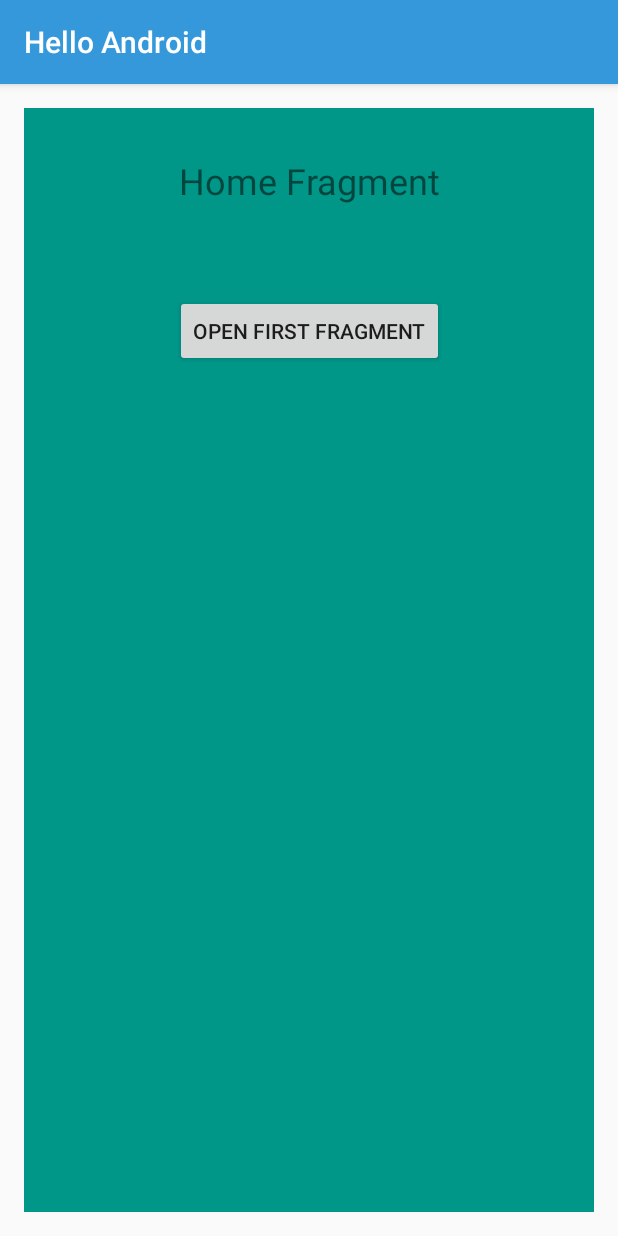
After one commit to rizqyfahmi/HelloAndroid, an Android app: the HomeFragment screen opened directly, with no data from a screen before it, on a phone screen of 412 x 824 dp. The commit adds this screen. Run offline under Robolectric (Android 15) with nearby library versions, the phone set to English and light mode, and no system bars.

Commit message:
Replace Fragment on Runtime

```diff
--- a/app/build.gradle
+++ b/app/build.gradle
@@ -22,6 +22,7 @@ dependencies {
     implementation fileTree(dir: 'libs', include: ['*.jar'])
     implementation 'com.android.support:appcompat-v7:28.0.0'
     implementation 'com.android.support.constraint:constraint-layout:1.1.3'
+    implementation 'com.android.support:support-v4:28.0.0'
     testImplementation 'junit:junit:4.12'
     androidTestImplementation 'com.android.support.test:runner:1.0.2'
     androidTestImplementation 'com.android.support.test.espresso:espresso-core:3.0.2'
--- a/app/src/main/AndroidManifest.xml
+++ b/app/src/main/AndroidManifest.xml
@@ -30,7 +30,8 @@
                 android:name="android.support.PARENT_ACTIVITY"
                 android:value=".MainActivity" />
         </activity>
-        <activity android:name=".MainFragmentActivity"></activity>
+        <activity android:name=".MainFragmentActivity" />
+        <activity android:name=".MainFragmentRuntimeActivity"></activity>
     </application>
 
 </manifest>
--- /dev/null
+++ b/app/src/main/java/com/rizqyfahmi/helloandroid/HomeFragment.java
@@ -0,0 +1,39 @@
+package com.rizqyfahmi.helloandroid;
+
+
+import android.os.Bundle;
+import android.support.v4.app.Fragment;
+import android.view.LayoutInflater;
+import android.view.View;
+import android.view.ViewGroup;
+import android.widget.Button;
+
+
+/**
+ * A simple {@link Fragment} subclass.
+ */
+public class HomeFragment extends Fragment {
+    private Button button;
+
+    public HomeFragment() {
+        // Required empty public constructor
+    }
+
+
+    @Override
+    public View onCreateView(LayoutInflater inflater, ViewGroup container,
+                             Bundle savedInstanceState) {
+        // Inflate the layout for this fragment
+        View view =  inflater.inflate(R.layout.fragment_home, container, false);
+        button = view.findViewById(R.id.b1);
+        button.setOnClickListener(new View.OnClickListener(){
+            @Override
+            public void onClick(View v) {
+                MainFragmentRuntimeActivity.fragmentManager.beginTransaction().replace(R.id.fragment_container, new FirstFragment(), null).commit();
+            }
+        });
+
+        return view;
+    }
+
+}
--- a/app/src/main/java/com/rizqyfahmi/helloandroid/MainActivity.java
+++ b/app/src/main/java/com/rizqyfahmi/helloandroid/MainActivity.java
@@ -24,7 +24,13 @@ public class MainActivity extends AppCompatActivity {
     }
 
     public void goToFragment(View view){
+        // XML Fragment
         Intent intent = new Intent(this, MainFragmentActivity.class);
         startActivity(intent);
     }
+
+    public void goToRuntimeFragment(View view){
+        Intent intent = new Intent(this, MainFragmentRuntimeActivity.class);
+        startActivity(intent);
+    }
 }
--- /dev/null
+++ b/app/src/main/java/com/rizqyfahmi/helloandroid/MainFragmentRuntimeActivity.java
@@ -0,0 +1,30 @@
+package com.rizqyfahmi.helloandroid;
+
+import android.support.v4.app.FragmentManager;
+import android.support.v4.app.FragmentTransaction;
+import android.support.v7.app.AppCompatActivity;
+import android.os.Bundle;
+
+public class MainFragmentRuntimeActivity extends AppCompatActivity {
+
+    public static FragmentManager fragmentManager;
+
+    @Override
+    protected void onCreate(Bundle savedInstanceState) {
+        super.onCreate(savedInstanceState);
+        setContentView(R.layout.activity_main_fragment_runtime);
+
+        fragmentManager = getSupportFragmentManager();
+        if (findViewById(R.id.fragment_container) != null){
+
+            if (savedInstanceState != null){
+                return;
+            }
+
+            FragmentTransaction fragmentTransaction = fragmentManager.beginTransaction();
+            HomeFragment homeFragment = new HomeFragment();
+            fragmentTransaction.add(R.id.fragment_container, homeFragment, null);
+            fragmentTransaction.commit();
+        }
+    }
+}
--- /dev/null
+++ b/app/src/main/res/layout/activity_main_fragment_runtime.xml
@@ -0,0 +1,22 @@
+<?xml version="1.0" encoding="utf-8"?>
+<android.support.constraint.ConstraintLayout xmlns:android="http://schemas.android.com/apk/res/android"
+    xmlns:app="http://schemas.android.com/apk/res-auto"
+    xmlns:tools="http://schemas.android.com/tools"
+    android:layout_width="match_parent"
+    android:layout_height="match_parent"
+    tools:context=".MainFragmentRuntimeActivity">
+
+    <LinearLayout
+        android:id="@+id/fragment_container"
+        android:layout_width="0dp"
+        android:layout_height="0dp"
+        android:layout_marginStart="16dp"
+        android:layout_marginTop="16dp"
+        android:layout_marginEnd="16dp"
+        android:layout_marginBottom="16dp"
+        android:orientation="vertical"
+        app:layout_constraintBottom_toBottomOf="parent"
+        app:layout_constraintEnd_toEndOf="parent"
+        app:layout_constraintStart_toStartOf="parent"
+        app:layout_constraintTop_toTopOf="parent"></LinearLayout>
+</android.support.constraint.ConstraintLayout>
--- /dev/null
+++ b/app/src/main/res/layout/fragment_home.xml
@@ -0,0 +1,37 @@
+<?xml version="1.0" encoding="utf-8"?>
+<android.support.constraint.ConstraintLayout
+    xmlns:android="http://schemas.android.com/apk/res/android"
+    xmlns:app="http://schemas.android.com/apk/res-auto"
+    xmlns:tools="http://schemas.android.com/tools"
+    android:layout_width="match_parent"
+    android:layout_height="match_parent"
+    android:background="@color/home_fragment_color"
+    tools:context=".HomeFragment">
+
+
+    <TextView
+        android:id="@+id/textView3"
+        android:layout_width="wrap_content"
+        android:layout_height="wrap_content"
+        android:layout_marginStart="16dp"
+        android:layout_marginTop="32dp"
+        android:layout_marginEnd="16dp"
+        android:text="Home Fragment"
+        android:textAlignment="center"
+        android:textSize="24sp"
+        app:layout_constraintEnd_toEndOf="parent"
+        app:layout_constraintStart_toStartOf="parent"
+        app:layout_constraintTop_toTopOf="parent" />
+
+    <Button
+        android:id="@+id/b1"
+        android:layout_width="wrap_content"
+        android:layout_height="wrap_content"
+        android:layout_marginStart="16dp"
+        android:layout_marginTop="60dp"
+        android:layout_marginEnd="16dp"
+        android:text="Open First Fragment"
+        app:layout_constraintEnd_toEndOf="parent"
+        app:layout_constraintStart_toStartOf="parent"
+        app:layout_constraintTop_toBottomOf="@+id/textView3" />
+</android.support.constraint.ConstraintLayout>
--- a/app/src/main/res/values/colors.xml
+++ b/app/src/main/res/values/colors.xml
@@ -5,4 +5,8 @@
     <color name="colorAccent">#D81B60</color>
     <color name="colorBelizeHole">#2980b9</color>
     <color name="colorPeterRiver">#3498db</color>
+
+    <color name="home_fragment_color">#009688</color>
+    <color name="first_fragment_color">#00BCD4</color>
+    <color name="second_fragment_color">#CDDC39</color>
 </resources>
--- a/app/src/main/res/values/strings.xml
+++ b/app/src/main/res/values/strings.xml
@@ -5,5 +5,9 @@
     <string name="welcome_mesage">Welcome to message activity</string>
     <string name="final_activity_message">Welcome to final activity</string>
     <string name="final_activity_button">Open Final Activity</string>
-    <string name="go_to_main_fragment_button">Go to main fragment</string>
+    <string name="go_to_main_fragment_button">Go to XML fragment</string>
+    <string name="go_to_main_runtime_fragment_button">Go to runtime fragment</string>
+
+    <!-- TODO: Remove or change this placeholder text -->
+    <string name="hello_blank_fragment">Hello blank fragment</string>
 </resources>
```
Also changed, not shown: app/src/main/java/com/rizqyfahmi/helloandroid/FirstFragment.java (added, +38 -0 lines), app/src/main/java/com/rizqyfahmi/helloandroid/SecondFragment.java (added, +29 -0 lines), app/src/main/res/layout/activity_main.xml (+13 -0 lines), app/src/main/res/layout/fragment_first.xml (added, +37 -0 lines), app/src/main/res/layout/fragment_second.xml (added, +26 -0 lines), 1 other file.
